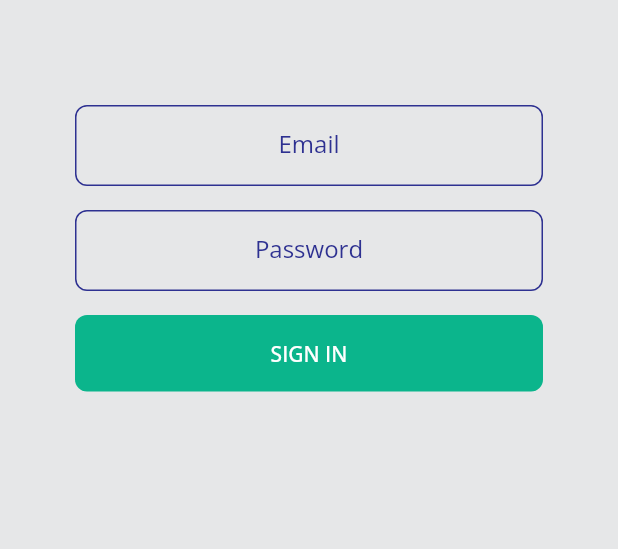
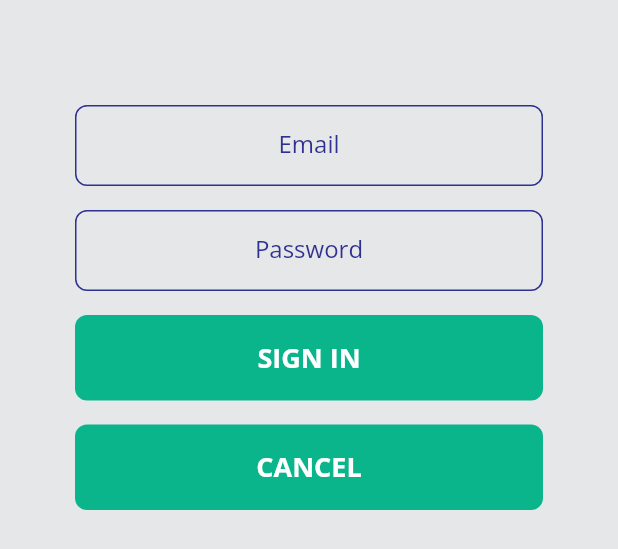
Before and after one commit to hesptech/rhouse_test, a Flutter app: the PasswordForm widget shown alone on an empty page, opened directly with empty values, on a phone screen of 412 x 824 dp. Shown: the top 549 px of the screen. Run offline on Flutter 3.47's test engine with Material 2 defaults, Android fonts, the phone set to English and light mode, and no system bars; our stand-ins replace firebase_auth, firebase_core, google_fonts, shared_preferences; accounts and stored records are empty.

Commit message:
button cancel in signin, formatting

```diff
--- a/lib/utils/authentication.dart
+++ b/lib/utils/authentication.dart
@@ -75,6 +75,9 @@ class Authentication extends StatelessWidget {
             signInWithEmailAndPassword(email, password,
                 (e) => _showErrorDialog(context, 'Failed to sign in', e));
           },
+          cancel: () {
+            cancelRegistration();
+          },
         );
       case ApplicationLoginState.register:
         return RegisterForm(
@@ -106,7 +109,7 @@ class Authentication extends StatelessWidget {
                 onPressed: () {
                   signOut();
                 },
-                child: const Text('LOGOUT'),
+                child: const Text('LOGOUT', style: TextStyle( fontSize: 18.0, color: Colors.white, fontWeight: FontWeight.bold), ),
               )
             ],
           ),
@@ -152,7 +155,7 @@ class Authentication extends StatelessWidget {
               },
               child: const Text(
                 'OK',
-                style: TextStyle(color: Colors.deepPurple),
+                style: TextStyle(color: Colors.white, fontWeight: FontWeight.bold),
               ),
             ),
           ],
@@ -501,7 +504,24 @@ class _RegisterFormState extends State<RegisterForm> {
                   )
                 ),
                 const SizedBox( height: 32.0, ),
-                Row(
+                StyledMaterialButton(
+                      onPressed: () {
+                        if (_formKey.currentState!.validate()) {
+                          widget.registerAccount(
+                            _emailController.text,
+                            _displayNameController.text,
+                            _passwordController.text,
+                          );
+                        }
+                      },
+                  child: const Text('REGISTER', style: TextStyle( fontSize: 18.0, color: Colors.white, fontWeight: FontWeight.bold), ),
+                ),
+                const SizedBox( height: 16.0, ),
+                StyledMaterialButton(
+                  onPressed: widget.cancel,
+                  child: const Text('CANCEL', style: TextStyle( fontSize: 18.0, color: Colors.white, fontWeight: FontWeight.bold), ),
+                ),
+                /* Row(
                   mainAxisAlignment: MainAxisAlignment.center,
                   children: [
                     //const SizedBox(width: 32),
@@ -532,7 +552,7 @@ class _RegisterFormState extends State<RegisterForm> {
                     ),
                     //const SizedBox(width: 30),
                   ],
-                ),
+                ), */
               ],
             ),
           ),
@@ -547,9 +567,11 @@ class PasswordForm extends StatefulWidget {
     Key? key,
     required this.login,
     required this.email,
+    required this.cancel,
   }) : super(key: key);
   final String email;
   final void Function(String email, String password) login;
+  final void Function() cancel;
   @override
   _PasswordFormState createState() => _PasswordFormState();
 }
@@ -655,9 +677,13 @@ class _PasswordFormState extends State<PasswordForm> {
                       );
                     }
                   },
-                  child: const Text('SIGN IN'),
+                  child: const Text('SIGN IN', style: TextStyle( fontSize: 18.0, color: Colors.white, fontWeight: FontWeight.bold), ),
                 ),
-                const SizedBox(width: 30),
+                const SizedBox(height: 16),
+                StyledMaterialButton(
+                  onPressed: widget.cancel,
+                  child: const Text( 'CANCEL', style: TextStyle( fontSize: 18.0, color: Colors.white, fontWeight: FontWeight.bold), ),
+                )
               ],
             ),
           ),
```
